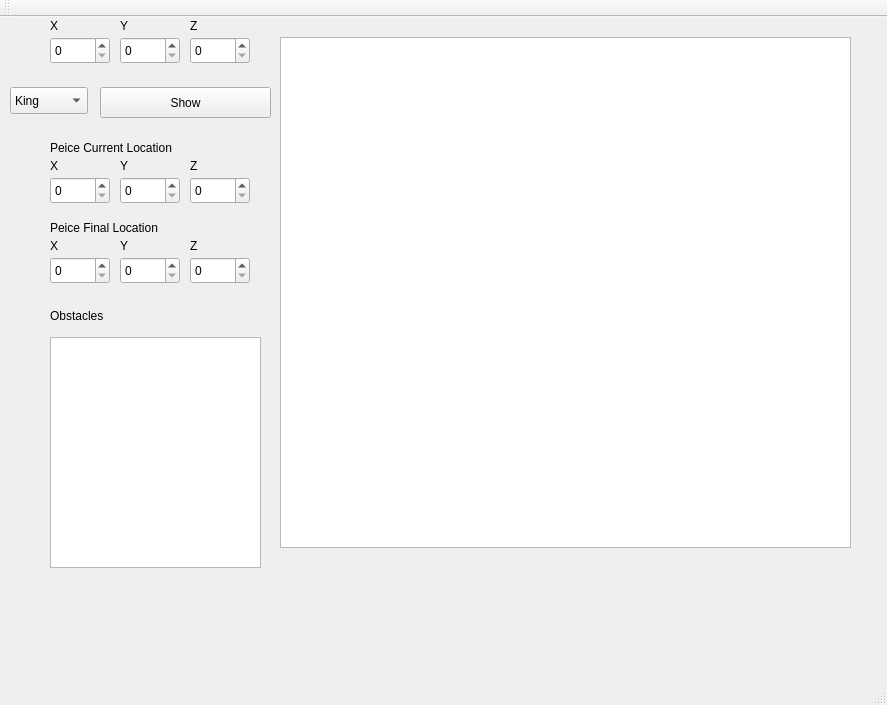
jmundack/linguistic_geometry, file project/mainwindow.ui: the form before one commit.
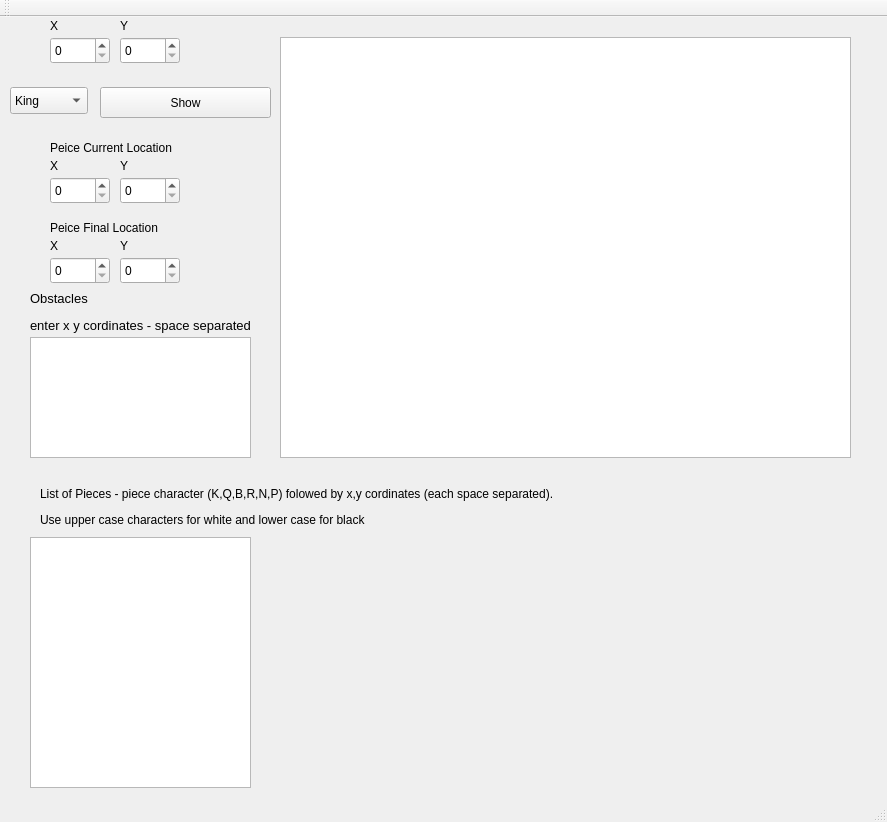
The form after the commit.

```diff
--- a/project/mainwindow.ui
+++ b/project/mainwindow.ui
@@ -7,7 +7,7 @@
     <x>0</x>
     <y>0</y>
     <width>887</width>
-    <height>705</height>
+    <height>822</height>
    </rect>
   </property>
   <property name="windowTitle">
@@ -17,24 +17,24 @@
    <widget class="QPlainTextEdit" name="obstacleList">
     <property name="geometry">
      <rect>
-      <x>50</x>
+      <x>30</x>
       <y>320</y>
-      <width>211</width>
-      <height>231</height>
+      <width>221</width>
+      <height>121</height>
      </rect>
     </property>
    </widget>
    <widget class="QLabel" name="label">
     <property name="geometry">
      <rect>
-      <x>50</x>
-      <y>290</y>
-      <width>66</width>
-      <height>17</height>
+      <x>30</x>
+      <y>270</y>
+      <width>251</width>
+      <height>51</height>
      </rect>
     </property>
     <property name="text">
-     <string>Obstacles</string>
+     <string>&lt;html&gt;&lt;head/&gt;&lt;body&gt;&lt;p&gt;&lt;span style=&quot; font-size:10pt;&quot;&gt;Obstacles &lt;/span&gt;&lt;/p&gt;&lt;p&gt;&lt;span style=&quot; font-size:10pt;&quot;&gt;enter x y cordinates - space separated&lt;/span&gt;&lt;/p&gt;&lt;/body&gt;&lt;/html&gt;</string>
     </property>
    </widget>
    <widget class="QSpinBox" name="xCord">
@@ -57,16 +57,6 @@
      </rect>
     </property>
    </widget>
-   <widget class="QSpinBox" name="zCord">
-    <property name="geometry">
-     <rect>
-      <x>190</x>
-      <y>20</y>
-      <width>60</width>
-      <height>27</height>
-     </rect>
-    </property>
-   </widget>
    <widget class="QComboBox" name="peiceList">
     <property name="geometry">
      <rect>
@@ -151,19 +141,6 @@
      <string>Y</string>
     </property>
    </widget>
-   <widget class="QLabel" name="label_4">
-    <property name="geometry">
-     <rect>
-      <x>190</x>
-      <y>0</y>
-      <width>66</width>
-      <height>17</height>
-     </rect>
-    </property>
-    <property name="text">
-     <string>Z</string>
-    </property>
-   </widget>
    <widget class="QLabel" name="label_5">
     <property name="geometry">
      <rect>
@@ -190,19 +167,6 @@
      <string>X</string>
     </property>
    </widget>
-   <widget class="QLabel" name="label_7">
-    <property name="geometry">
-     <rect>
-      <x>190</x>
-      <y>140</y>
-      <width>66</width>
-      <height>17</height>
-     </rect>
-    </property>
-    <property name="text">
-     <string>Z</string>
-    </property>
-   </widget>
    <widget class="QSpinBox" name="yCordCurrent">
     <property name="geometry">
      <rect>
@@ -223,16 +187,6 @@
      </rect>
     </property>
    </widget>
-   <widget class="QSpinBox" name="zCordCurrent">
-    <property name="geometry">
-     <rect>
-      <x>190</x>
-      <y>160</y>
-      <width>60</width>
-      <height>27</height>
-     </rect>
-    </property>
-   </widget>
    <widget class="QLabel" name="label_8">
     <property name="geometry">
      <rect>
@@ -252,7 +206,7 @@
       <x>280</x>
       <y>20</y>
       <width>571</width>
-      <height>511</height>
+      <height>421</height>
      </rect>
     </property>
    </widget>
@@ -282,16 +236,6 @@
      <string>Peice Final Location</string>
     </property>
    </widget>
-   <widget class="QSpinBox" name="zCordEnd">
-    <property name="geometry">
-     <rect>
-      <x>190</x>
-      <y>240</y>
-      <width>60</width>
-      <height>27</height>
-     </rect>
-    </property>
-   </widget>
    <widget class="QSpinBox" name="yCordEnd">
     <property name="geometry">
      <rect>
@@ -302,19 +246,6 @@
      </rect>
     </property>
    </widget>
-   <widget class="QLabel" name="label_11">
-    <property name="geometry">
-     <rect>
-      <x>190</x>
-      <y>220</y>
-      <width>66</width>
-      <height>17</height>
-     </rect>
-    </property>
-    <property name="text">
-     <string>Z</string>
-    </property>
-   </widget>
    <widget class="QLabel" name="label_12">
     <property name="geometry">
      <rect>
@@ -338,6 +269,29 @@
      </rect>
     </property>
    </widget>
+   <widget class="QPlainTextEdit" name="listOfPieces">
+    <property name="geometry">
+     <rect>
+      <x>30</x>
+      <y>520</y>
+      <width>221</width>
+      <height>251</height>
+     </rect>
+    </property>
+   </widget>
+   <widget class="QLabel" name="label_13">
+    <property name="geometry">
+     <rect>
+      <x>40</x>
+      <y>460</y>
+      <width>661</width>
+      <height>61</height>
+     </rect>
+    </property>
+    <property name="text">
+     <string>&lt;html&gt;&lt;head/&gt;&lt;body&gt;&lt;p&gt;List of Pieces - piece character (K,Q,B,R,N,P) folowed by x,y cordinates (each space separated). &lt;/p&gt;&lt;p&gt;Use upper case characters for white and lower case for black&lt;/p&gt;&lt;/body&gt;&lt;/html&gt;</string>
+    </property>
+   </widget>
   </widget>
   <widget class="QMenuBar" name="menuBar">
    <property name="geometry">
```
